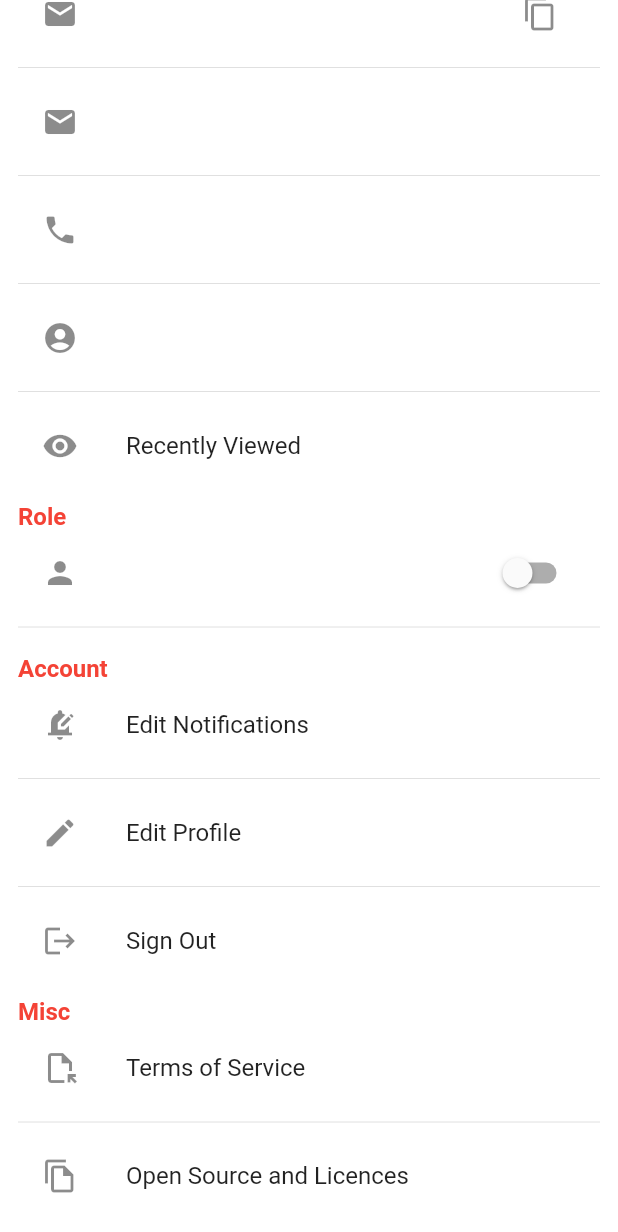
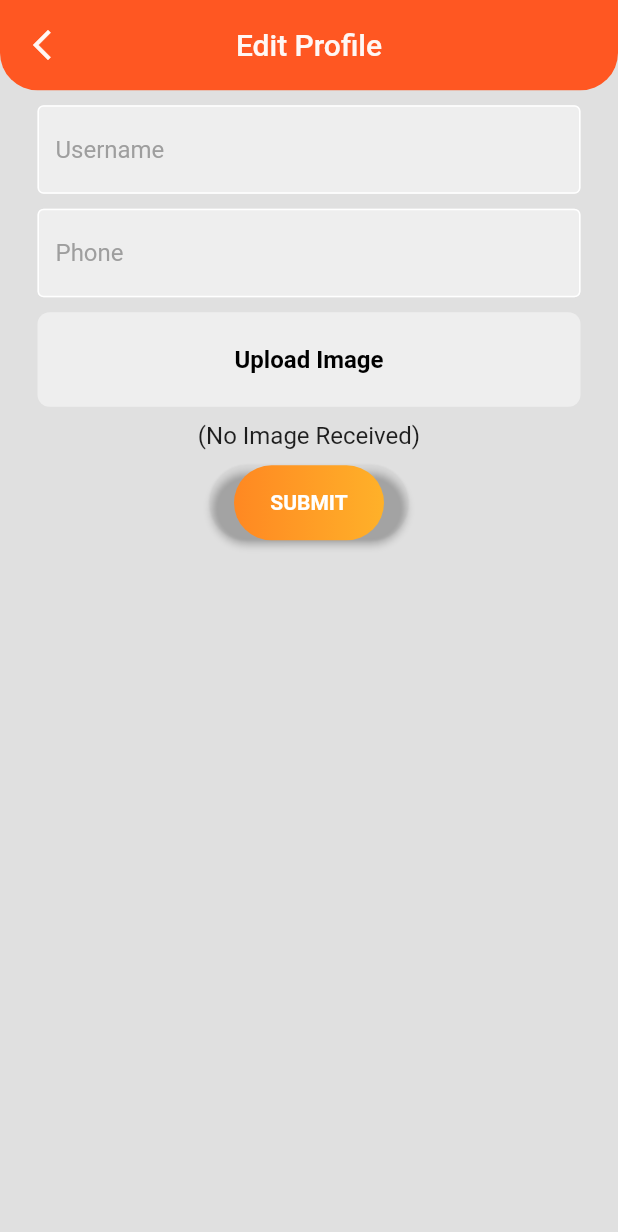
Before and after one commit to taiteng/6002CEM_G4_ProjectJen, a Flutter app: the UserSettings screen opened directly, scrolled down 160 dp, after a tap on "Edit Profile", on a phone screen of 412 x 824 dp. Shown: the top 1232 px of the screen. Run offline on Flutter 3.47's test engine with Material 2 defaults, Android fonts, the phone set to English and light mode, and no system bars; our stand-ins replace cloud_firestore, file_picker, firebase_auth, firebase_core, firebase_storage, google_nav_bar and 4 more; missing offline and left inert: flutter_facebook_auth, twitter_login; accounts and stored records are empty; network calls fail.

Commit message:
done edit profile

```diff
--- a/lib/owner_edit_property.dart
+++ b/lib/owner_edit_property.dart
@@ -48,7 +48,6 @@ class _OwnerEditPropertyState extends State<OwnerEditProperty> {
   PlatformFile? _pickedFile;
   UploadTask? _uploadTask;
   String? urlDownload;
-  String? DocID;
 
   final User? user = FirebaseAuth.instance.currentUser;
 
--- /dev/null
+++ b/lib/user_edit_profile.dart
@@ -0,0 +1,277 @@
+import 'package:flutter/material.dart';
+import 'dart:io';
+import 'package:flutter/cupertino.dart';
+import 'package:projectjen/hidden_drawer_menu.dart';
+import 'package:projectjen/property_text_field.dart';
+import 'package:file_picker/file_picker.dart';
+import 'package:firebase_storage/firebase_storage.dart';
+import 'package:cloud_firestore/cloud_firestore.dart';
+import 'package:firebase_auth/firebase_auth.dart';
+
+class UserEditProfile extends StatefulWidget {
+
+  final String profilePic, username, email, loginMethod, phone, role, uID;
+
+  const UserEditProfile({
+    Key? key,
+    required this.profilePic,
+    required this.username,
+    required this.email,
+    required this.loginMethod,
+    required this.phone,
+    required this.role,
+    required this.uID,
+  }) : super(key: key);
+
+  @override
+  State<UserEditProfile> createState() => _UserEditProfileState();
+}
+
+class _UserEditProfileState extends State<UserEditProfile> {
+
+  TextEditingController usernameController = TextEditingController();
+  TextEditingController phoneController = TextEditingController();
+
+  PlatformFile? _pickedFile;
+  UploadTask? _uploadTask;
+  String? urlDownload;
+
+  final User? user = FirebaseAuth.instance.currentUser;
+
+  Future selectFile() async{
+    final result = await FilePicker.platform.pickFiles();
+    if(result == null) return;
+
+    setState(() {
+      _pickedFile = result.files.first;
+    });
+  }
+
+  Future uploadFile() async{
+    final path = 'UserProfile/${_pickedFile!.name}';
+    final file = File(_pickedFile!.path!);
+
+    final ref = FirebaseStorage.instance.ref().child(path);
+    setState(() {
+      _uploadTask = ref.putFile(file);
+    });
+
+    final snapshot = await _uploadTask!.whenComplete(() {});
+    urlDownload = await snapshot.ref.getDownloadURL();
+
+    setState(() {
+      _uploadTask = null;
+    });
+  }
+
+  Future uploadToFirebase() async{
+    try{
+      if(_pickedFile == null){
+        await FirebaseFirestore.instance.collection('Users').doc(user?.uid.toString()).set({
+          'Email' : widget.email.toString(),
+          'LoginMethod' : widget.loginMethod.toString(),
+          'Phone' : phoneController.text,
+          'ProfilePic' : widget.profilePic.toString(),
+          'Role' : widget.role.toString(),
+          'UID' : widget.uID.toString(),
+          'Username' : usernameController.text,
+        });
+      }
+      else{
+        await uploadFile();
+
+        await FirebaseFirestore.instance.collection('Users').doc(user?.uid.toString()).set({
+          'Email' : widget.email.toString(),
+          'LoginMethod' : widget.loginMethod.toString(),
+          'Phone' : phoneController.text,
+          'ProfilePic' : urlDownload.toString(),
+          'Role' : widget.role.toString(),
+          'UID' : widget.uID.toString(),
+          'Username' : usernameController.text,
+        });
+      }
+
+      WidgetsBinding.instance.addPostFrameCallback((_) {
+        Navigator.push(context, MaterialPageRoute(builder: (context) => const HiddenDrawer(pageNum: 2),),);
+      });
+    } catch (e){
+      print(e);
+    }
+  }
+
+  @override
+  void dispose(){
+    usernameController.dispose();
+    phoneController.dispose();
+
+    super.dispose();
+  }
+
+  @override
+  void initState() {
+    super.initState();
+    usernameController = new TextEditingController(text: widget.username.toString());
+    phoneController = new TextEditingController(text: widget.phone.toString());
+  }
+
+  Widget buildProgress() => StreamBuilder<TaskSnapshot>(
+    stream: _uploadTask?.snapshotEvents,
+    builder: (context, snapshot){
+      if(snapshot.hasData){
+        final data = snapshot.data!;
+        double progress = data.bytesTransferred / data.totalBytes;
+
+        return SizedBox(
+          height: 50,
+          child: Stack(
+            fit: StackFit.expand,
+            children: [
+              LinearProgressIndicator(
+                value: progress,
+                backgroundColor: Colors.grey.shade200,
+                color: Colors.deepOrangeAccent,
+              ),
+              Center(
+                child: Text(
+                  '${(100 * progress).round()}%',
+                  style: TextStyle(
+                    color: Colors.white,
+                  ),
+                ),
+              ),
+            ],
+          ),
+        );
+      }
+      else if(snapshot.connectionState ==  ConnectionState.waiting){
+        return Text('Waiting for Upload');
+      }
+      else{
+        return Text('');
+      }
+    },
+  );
+
+  @override
+  Widget build(BuildContext context) {
+    return Scaffold(
+      resizeToAvoidBottomInset: false,
+      appBar: AppBar(
+        titleSpacing: 00.0,
+        centerTitle: true,
+        toolbarHeight: 60.2,
+        toolbarOpacity: 0.8,
+        shape: const RoundedRectangleBorder(
+          borderRadius: BorderRadius.only(
+              bottomRight: Radius.circular(25),
+              bottomLeft: Radius.circular(25)),
+        ),
+        elevation: 0.00,
+        title: const Text('Edit Profile'),
+        leading: IconButton(
+          icon: Icon(Icons.arrow_back_ios_new),
+          onPressed: () {
+            Navigator.push(context, MaterialPageRoute(builder: (context) => const HiddenDrawer(pageNum: 2),),);
+          },
+        ),
+      ),
+      backgroundColor: Colors.grey[300],
+      body: SingleChildScrollView(
+        child: Center(
+          child: Column(
+            mainAxisAlignment: MainAxisAlignment.center,
+            children: [
+              SizedBox(height: 10,),
+              PropertyTextField(
+                controller: usernameController,
+                hintText: 'Username',
+              ),
+              SizedBox(height: 10,),
+              PropertyTextField(
+                controller: phoneController,
+                hintText: 'Phone',
+              ),
+              SizedBox(height: 10,),
+              GestureDetector(
+                onTap: (){
+                  selectFile();
+                },
+                child: Container(
+                  padding: const EdgeInsets.all(22),
+                  margin: const EdgeInsets.symmetric(horizontal: 25),
+                  decoration: BoxDecoration(
+                    color: Colors.grey.shade200,
+                    borderRadius: BorderRadius.circular(8),
+                  ),
+                  child: const Center(
+                    child: Text(
+                      "Upload Image",
+                      style: TextStyle(
+                        color: Colors.black,
+                        fontWeight: FontWeight.bold,
+                        fontSize: 16,
+                      ),
+                    ),
+                  ),
+                ),
+              ),
+              SizedBox(height: 10,),
+              _pickedFile != null
+                  ? Padding(
+                padding: const EdgeInsets.all(20),
+                child: Image.file(
+                  File(_pickedFile!.path!),
+                  fit: BoxFit.cover,
+                  width: MediaQuery.of(context).size.width,
+                  height: 200,
+                ),
+              )
+                  : Text(
+                "(No Image Received)",
+                style: TextStyle(fontSize: 16),
+              ),
+              SizedBox(height: 10,),
+              ElevatedButton(
+                onPressed: (){
+                  uploadToFirebase();
+                },
+                style: ElevatedButton.styleFrom(
+                  backgroundColor: Colors.transparent,
+                  shape: RoundedRectangleBorder(
+                    borderRadius: BorderRadius.circular(32.0),
+                  ),
+                ),
+                child: Container(
+                  alignment: Alignment.center,
+                  height: 50,
+                  width: 100,
+                  decoration: BoxDecoration(
+                    borderRadius: BorderRadius.circular(80.0),
+                    gradient: const LinearGradient(
+                      colors: [
+                        Color.fromARGB(255, 255, 136, 34),
+                        Color.fromARGB(255, 255, 177, 41),
+                      ],
+                    ),
+                  ),
+                  padding: const EdgeInsets.all(0),
+                  child: const Text(
+                    "SUBMIT",
+                    textAlign: TextAlign.center,
+                    style: TextStyle(
+                      color: Colors.white,
+                      fontWeight: FontWeight.bold,
+                    ),
+                  ),
+                ),
+              ),
+              SizedBox(height: 10,),
+              buildProgress(),
+              SizedBox(height: 20,),
+            ],
+          ),
+        ),
+      ),
+    );
+  }
+}
--- a/lib/user_settings.dart
+++ b/lib/user_settings.dart
@@ -4,6 +4,7 @@ import 'package:firebase_auth/firebase_auth.dart';
 import 'package:cloud_firestore/cloud_firestore.dart';
 import 'package:flutter/services.dart';
 import 'package:projectjen/owner_home.dart';
+import 'package:projectjen/user_edit_profile.dart';
 import 'package:projectjen/user_function.dart';
 import 'package:projectjen/user_recently_viewed.dart';
 import 'package:provider/provider.dart';
@@ -93,7 +94,6 @@ class _UserSettingsState extends State<UserSettings> {
   @override
   void initState() {
     super.initState();
-    //buildChatbot();
   }
 
   @override
@@ -215,7 +215,17 @@ class _UserSettingsState extends State<UserSettings> {
                     ),
                     const Divider(),
                     GestureDetector(
-                      onTap: () {},
+                      onTap: () {
+                        Navigator.push(context, MaterialPageRoute(builder: (context) => UserEditProfile(
+                          profilePic: data['ProfilePic'],
+                          email: data['Email'],
+                          loginMethod: data['LoginMethod'],
+                          phone: data['Phone'],
+                          role: data['Role'],
+                          uID: data['UID'],
+                          username: data['Username'],
+                        ),),);
+                      },
                       child: ListTile(
                         leading: Icon(Icons.edit),
                         title: Text('Edit Profile'),
```
